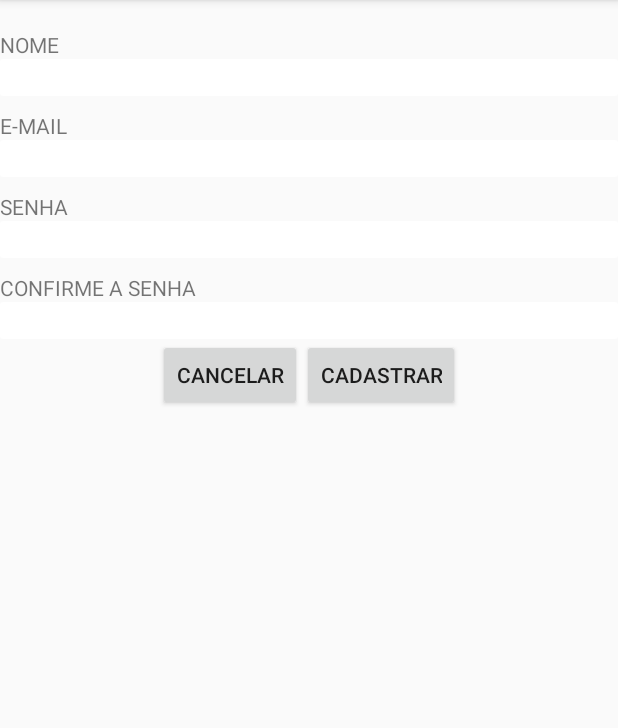
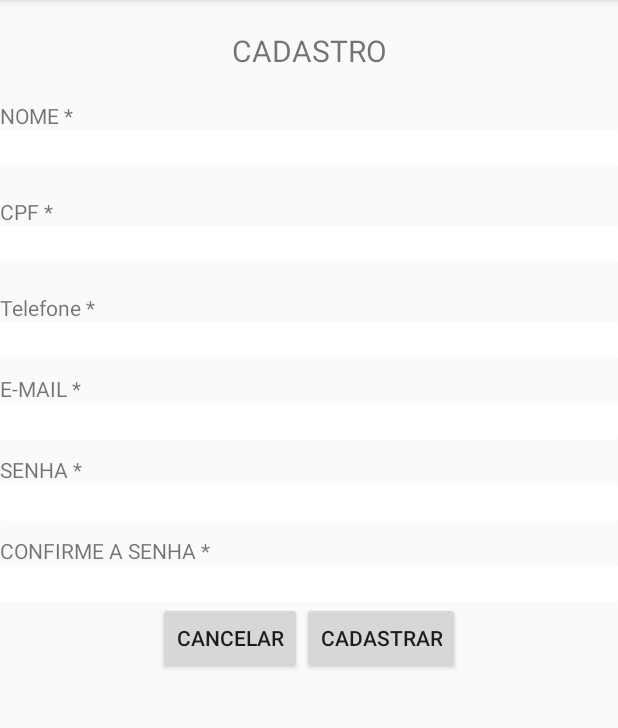
Before and after one commit to lucasilvasco/lanche_rapdio_backend, an Android app: the CadastroActivity screen opened directly, with no data from a screen before it, on a phone screen of 412 x 824 dp, the part 84-812 px from its top. Run offline under Robolectric (Android 15) with nearby library versions, the phone set to English and light mode, and no system bars.

Commit message:
Adiciona mais campo de cadastro e redefinir senha

```diff
--- a/app/build.gradle
+++ b/app/build.gradle
@@ -33,7 +33,6 @@ dependencies {
     testImplementation 'junit:junit:4.12'
     androidTestImplementation 'com.android.support.test:runner:1.0.2'
     androidTestImplementation 'com.android.support.test.espresso:espresso-core:3.0.2'
-    compile group: 'khttp', name: 'khttp', version: '0.1.0'
-    compile 'com.google.code.gson:gson:2.8.2'
+    implementation 'com.google.code.gson:gson:2.8.2'
 
 }
--- a/app/src/main/java/com/anhanguera/foodshopping/SelectShopping.kt
+++ b/app/src/main/java/com/anhanguera/foodshopping/activity/SelectShopping.kt
@@ -1,7 +1,8 @@
-package com.anhanguera.foodshopping
+package com.anhanguera.foodshopping.activity
 
+import android.os.Bundle
 import android.support.v7.app.AppCompatActivity
-import android.os.Bundle
+import com.anhanguera.foodshopping.R
 
 class SelectShopping : AppCompatActivity() {
 
--- a/app/src/main/java/com/anhanguera/foodshopping/Cliente.kt
+++ b/app/src/main/java/com/anhanguera/foodshopping/model/Cliente.kt
@@ -1,4 +1,4 @@
-package com.anhanguera.foodshopping
+package com.anhanguera.foodshopping.model
 
 data class Cliente (
         val id : Int?,
--- /dev/null
+++ b/app/src/main/java/com/anhanguera/foodshopping/utils/Settings.kt
@@ -0,0 +1,6 @@
+package com.anhanguera.foodshopping.utils
+
+open class Settings {
+    val SERVER_IP = "http://192.168.25.52"
+    val SERVER_PORT = "8080"
+}
--- a/app/src/main/res/layout/activity_cadastro.xml
+++ b/app/src/main/res/layout/activity_cadastro.xml
@@ -4,7 +4,7 @@
     xmlns:tools="http://schemas.android.com/tools"
     android:layout_width="match_parent"
     android:layout_height="match_parent"
-    tools:context=".CadastroActivity">
+    tools:context="com.anhanguera.foodshopping.activity.CadastroActivity">
 
     <LinearLayout
         android:layout_width="match_parent"
@@ -15,21 +15,56 @@
             android:layout_width="match_parent"
             android:layout_height="wrap_content"
             android:layout_marginTop="20dp"
+            android:textAlignment="center"
+            android:textSize="20dp"
+            android:text="CADASTRO"/>
+
+        <TextView
+            android:layout_width="match_parent"
+            android:layout_height="wrap_content"
+            android:layout_marginTop="20dp"
             android:id="@+id/tvNameUser"
-            android:text="NOME"/>
+            android:text="NOME *"/>
 
         <EditText style="@style/Base.Widget.AppCompat.EditText"
             android:layout_width="match_parent"
             android:layout_height="wrap_content"
             android:background="@drawable/rounded_edittext"
             android:id="@+id/edNameUser"/>
+        <TextView
+            android:layout_width="match_parent"
+            android:layout_height="wrap_content"
+            android:layout_marginTop="20dp"
+            android:id="@+id/tvCpfUser"
+            android:text="CPF *"/>
+
+        <EditText style="@style/Base.Widget.AppCompat.EditText"
+            android:layout_width="match_parent"
+            android:layout_height="wrap_content"
+            android:background="@drawable/rounded_edittext"
+            android:inputType="number"
+            android:id="@+id/edCpfUser"/>
+
+        <TextView
+            android:layout_width="match_parent"
+            android:layout_height="wrap_content"
+            android:layout_marginTop="20dp"
+            android:id="@+id/tvPhoneUser"
+            android:text="Telefone *"/>
+
+        <EditText style="@style/Base.Widget.AppCompat.EditText"
+            android:layout_width="match_parent"
+            android:layout_height="wrap_content"
+            android:background="@drawable/rounded_edittext"
+            android:inputType="number"
+            android:id="@+id/edPhoneUser"/>
 
         <TextView
             android:layout_width="match_parent"
             android:layout_height="wrap_content"
             android:layout_marginTop="10dp"
             android:id="@+id/tvEmailUser"
-            android:text="E-MAIL"/>
+            android:text="E-MAIL *"/>
 
         <EditText style="@style/Base.Widget.AppCompat.EditText"
             android:layout_width="match_parent"
@@ -42,7 +77,7 @@
             android:layout_height="wrap_content"
             android:layout_marginTop="10dp"
             android:id="@+id/tvPasswordUser"
-            android:text="SENHA"/>
+            android:text="SENHA *"/>
 
         <EditText style="@style/Base.Widget.AppCompat.EditText"
             android:layout_width="match_parent"
@@ -58,7 +93,7 @@
             android:layout_height="wrap_content"
             android:layout_marginTop="10dp"
             android:id="@+id/tvConfirmePasswordUser"
-            android:text="CONFIRME A SENHA"/>
+            android:text="CONFIRME A SENHA *"/>
 
         <EditText style="@style/Base.Widget.AppCompat.EditText"
             android:layout_width="match_parent"
--- a/app/src/main/res/values/colors.xml
+++ b/app/src/main/res/values/colors.xml
@@ -3,4 +3,5 @@
     <color name="colorPrimary">#3F51B5</color>
     <color name="colorPrimaryDark">#303F9F</color>
     <color name="colorAccent">#FF4081</color>
+    <color name="colorButton">#BCC2C6</color>
 </resources>
```
Also changed, not shown: app/src/main/AndroidManifest.xml (+4 -3 lines), app/src/main/java/com/anhanguera/foodshopping/LoginActivity.kt (deleted, +0 -79 lines), app/src/main/java/com/anhanguera/foodshopping/activity/CadastroActivity.kt (renamed from app/src/main/java/com/anhanguera/foodshopping/CadastroActivity.kt, +32 -12 lines), app/src/main/java/com/anhanguera/foodshopping/activity/LoginActivity.kt (added, +142 -0 lines), app/src/main/java/com/anhanguera/foodshopping/activity/ResetarSenha.kt (added, +76 -0 lines), app/src/main/java/com/anhanguera/foodshopping/utils/MaskEditUtil.kt (added, +61 -0 lines), app/src/main/res/layout/activity_login.xml (+15 -5 lines), app/src/main/res/layout/activity_resetar_senha.xml (added, +63 -0 lines), app/src/main/res/layout/activity_select_shopping.xml (+10 -2 lines), app/src/main/res/layout/forget_password.xml (added, +18 -0 lines).
